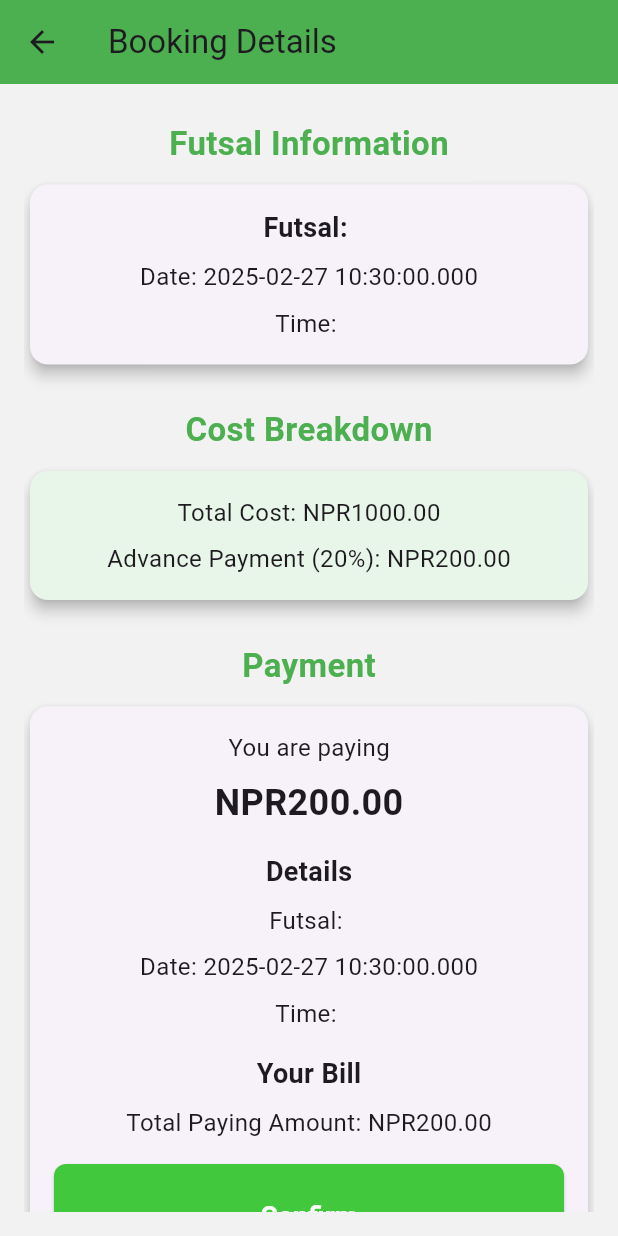
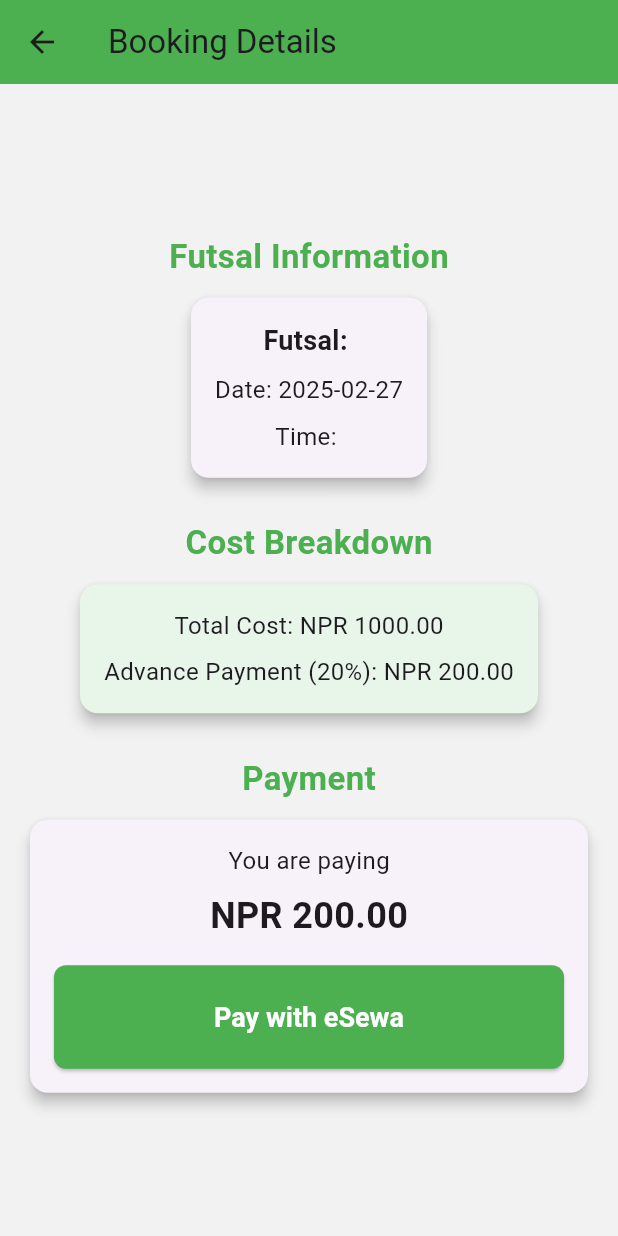
Before and after one commit to Dinesh-jrr/Futsal-Booking-System, a Flutter app: the BookNow screen opened directly with empty values, on a phone screen of 412 x 824 dp. Run offline on Flutter 3.47's test engine with Material 3 defaults, Android fonts, the phone set to English and light mode, and no system bars; our stand-ins replace flutter_rating_bar, google_maps_flutter, shared_preferences, table_calendar; accounts and stored records are empty.

Commit message:
esewa payment gateway integration

```diff
--- /dev/null
+++ b/external_sdk/esewa_sdk/esewa_flutter_sdk/esewa_flutter_sdk/lib/constants.dart
@@ -0,0 +1,6 @@
+const String ARGS_KEY_CONFIG = 'config';
+const String ARGS_KEY_PAYMENT = 'payment';
+const String METHOD_CHANNEL_NAME = 'flutter_sdk_channel';
+const String PAYMENT_METHOD_SUCCESS = 'payment_success';
+const String PAYMENT_METHOD_FAILURE = 'payment_failure';
+const String PAYMENT_METHOD_CANCELLATION = 'payment_cancellation';
--- /dev/null
+++ b/external_sdk/esewa_sdk/esewa_flutter_sdk/esewa_flutter_sdk/lib/esewa_config.dart
@@ -0,0 +1,28 @@
+import 'package:flutter/material.dart';
+
+class EsewaConfig {
+  final String clientId;
+  final String secretId;
+  final Environment environment;
+
+  EsewaConfig({
+    required this.clientId,
+    required this.secretId,
+    required this.environment,
+  });
+
+}
+
+extension ConfigExt on EsewaConfig {
+  Map<String, dynamic> toMap() => {
+        "client_id": this.clientId,
+        "client_secret": this.secretId,
+        "environment": this.environment.parse(),
+      };
+}
+
+enum Environment { test, live }
+
+extension EnvExt on Environment {
+  String parse() => this == Environment.live ? 'live' : 'test';
+}
--- /dev/null
+++ b/external_sdk/esewa_sdk/esewa_flutter_sdk/esewa_flutter_sdk/lib/esewa_flutter_sdk.dart
@@ -0,0 +1,70 @@
+import 'dart:convert';
+import 'dart:io';
+import 'package:esewa_flutter_sdk/esewa_config.dart';
+import 'package:esewa_flutter_sdk/esewa_payment.dart';
+import 'package:esewa_flutter_sdk/esewa_payment_success_result.dart';
+import 'package:flutter/services.dart';
+import 'constants.dart';
+
+class EsewaFlutterSdk {
+  static const MethodChannel _channel =
+      const MethodChannel(METHOD_CHANNEL_NAME);
+
+  static void showToast(String message) {
+    _channel.invokeMethod('showToast', {"message": message});
+  }
+
+  static void initPayment({
+    required EsewaConfig esewaConfig,
+    required EsewaPayment esewaPayment,
+    required Function(EsewaPaymentSuccessResult) onPaymentSuccess,
+    required Function onPaymentFailure,
+    required Function onPaymentCancellation,
+  }) {
+    _channel.invokeMethod(
+        'initPayment', _buildArgs(esewaConfig, esewaPayment));
+    _channel.setMethodCallHandler((call) async {
+      switch (call.method) {
+        case PAYMENT_METHOD_SUCCESS:
+          print(":::METHOD CALL RESULT SUCCESS");
+          final Map<String, dynamic> result;
+          if (Platform.isIOS) {
+            result = Map<String, dynamic>.from(call.arguments);
+          } else {
+            result = json.decode(call.arguments);
+          }
+          final EsewaPaymentSuccessResult paymentResult = EsewaPaymentSuccessResult(
+            productId: result["productID"] ?? result["productId"],
+            productName: result["productName"],
+            totalAmount: result["totalAmount"],
+            environment: result["environment"],
+            code: result["code"],
+            merchantName: result["merchantName"],
+            message: result["message"]["successMessage"],
+            status: result["transactionDetails"]["status"],
+            date: result["transactionDetails"]["date"],
+            refId: result["transactionDetails"]["referenceId"],
+          );
+          onPaymentSuccess(paymentResult);
+          break;
+        case PAYMENT_METHOD_FAILURE:
+          print(":::METHOD CALL RESULT FAILURE");
+          onPaymentFailure(call.arguments);
+          break;
+        case PAYMENT_METHOD_CANCELLATION:
+          print(":::METHOD CALL RESULT CANCELLATION");
+          onPaymentCancellation(call.arguments);
+          break;
+      }
+    });
+  }
+
+  static Map<String, dynamic> _buildArgs(
+    EsewaConfig esewaConfig,
+    EsewaPayment esewaPayment,
+  ) =>
+      {
+        ARGS_KEY_CONFIG: esewaConfig.toMap(),
+        ARGS_KEY_PAYMENT: esewaPayment.toMap(),
+      };
+}
--- /dev/null
+++ b/external_sdk/esewa_sdk/esewa_flutter_sdk/esewa_flutter_sdk/lib/esewa_payment.dart
@@ -0,0 +1,27 @@
+import 'package:flutter/foundation.dart';
+
+class EsewaPayment {
+  final String productId;
+  final String productName;
+  final String productPrice;
+  final String callbackUrl;
+  final String? ebpNo;
+
+  EsewaPayment({
+    required this.productId,
+    required this.productName,
+    required this.productPrice,
+    required this.callbackUrl,
+    this.ebpNo
+  });
+}
+
+extension PaymentExt on EsewaPayment {
+  Map<String, dynamic> toMap() => {
+        "product_id": this.productId,
+        "product_name": this.productName,
+        "product_price": this.productPrice,
+        "callback_url": this.callbackUrl,
+        "ebp_no" : ebpNo
+      };
+}
--- /dev/null
+++ b/external_sdk/esewa_sdk/esewa_flutter_sdk/esewa_flutter_sdk/lib/esewa_payment_success_result.dart
@@ -0,0 +1,76 @@
+import 'dart:convert';
+
+import 'dart:io';
+
+EsewaPaymentSuccessResult esewaPaymentResultFromJson(String str) =>
+    EsewaPaymentSuccessResult.fromJson(json.decode(str));
+
+String esewaPaymentResultToJson(EsewaPaymentSuccessResult data) =>
+    json.encode(data.toJson());
+
+class EsewaPaymentSuccessResult {
+  EsewaPaymentSuccessResult({
+    required this.productId,
+    required this.productName,
+    required this.totalAmount,
+    required this.environment,
+    required this.code,
+    required this.merchantName,
+    required this.message,
+    required this.date,
+    required this.status,
+    required this.refId,
+  });
+
+  String productId;
+  String productName;
+  String totalAmount;
+  String environment;
+  String code;
+  String merchantName;
+  String message;
+  String date;
+  String status;
+  String refId;
+
+  factory EsewaPaymentSuccessResult.fromJson(Map<String, dynamic> json) =>
+      EsewaPaymentSuccessResult(
+        productId: json["productID"] ?? json["productId"],
+        productName: json["productName"],
+        totalAmount: json["totalAmount"],
+        environment: json["environment"],
+        code: json["code"],
+        merchantName: json["merchantName"],
+        message: json["message"],
+        date: json["date"],
+        status: json["status"],
+        refId: json["referenceId"],
+      );
+
+  Map<String, dynamic> toJson() => {
+        "productId": productId,
+        "productName": productName,
+        "totalAmount": totalAmount,
+        "environment": environment,
+        "code": code,
+        "merchantName": merchantName,
+        "message": message,
+        "date": date,
+        "status": status,
+        "refId": refId,
+      };
+
+  @override
+  String toString()=>'''
+        "productId": $productId,
+        "productName": $productName,
+        "totalAmount": $totalAmount,
+        "environment": $environment,
+        "code": $code,
+        "merchantName": $merchantName,
+        "message": $message,
+        "date": $date,
+        "status": $status,
+        "refId": $refId,
+  ''';
+}
--- /dev/null
+++ b/lib/common/esewa.dart
@@ -0,0 +1,2 @@
+const kEsewaClientId = 'JB0BBQ4aD0UqIThFJwAKBgAXEUkEGQUBBAwdOgABHD4DChwUAB0R' ;
+const kEsewaSecretKey = 'BhwIWQQADhIYSxILExMcAgFXFhcOBwAKBgAXEQ==' ;
--- a/lib/presentation/Main_Pages/HomePage/bookNow.dart
+++ b/lib/presentation/Main_Pages/HomePage/bookNow.dart
@@ -1,5 +1,78 @@
+import 'dart:convert';
 import 'package:flutter/material.dart';
-import 'package:user/core/config/theme/app_colors.dart';
+import 'package:esewa_flutter_sdk/esewa_flutter_sdk.dart'; // Corrected import
+import 'package:esewa_flutter_sdk/esewa_config.dart';
+import 'package:esewa_flutter_sdk/esewa_payment.dart';
+import 'package:esewa_flutter_sdk/esewa_payment_success_result.dart';
+import 'package:http/http.dart' as http;
+
+// Define the response structure for eSewa transaction verification
+class EsewaPaymentSuccessResponse {
+  final String productId;
+  final String productName;
+  final String totalAmount;
+  final String code;
+  final Message message;
+  final TransactionDetails transactionDetails;
+  final String merchantName;
+
+  EsewaPaymentSuccessResponse({
+    required this.productId,
+    required this.productName,
+    required this.totalAmount,
+    required this.code,
+    required this.message,
+    required this.transactionDetails,
+    required this.merchantName,
+  });
+
+  // Method to parse the JSON response
+  factory EsewaPaymentSuccessResponse.fromJson(Map<String, dynamic> json) {
+    return EsewaPaymentSuccessResponse(
+      productId: json['productId'],
+      productName: json['productName'],
+      totalAmount: json['totalAmount'],
+      code: json['code'],
+      message: Message.fromJson(json['message']),
+      transactionDetails: TransactionDetails.fromJson(json['transactionDetails']),
+      merchantName: json['merchantName'],
+    );
+  }
+}
+
+class Message {
+  final String technicalSuccessMessage;
+  final String successMessage;
+
+  Message({required this.technicalSuccessMessage, required this.successMessage});
+
+  factory Message.fromJson(Map<String, dynamic> json) {
+    return Message(
+      technicalSuccessMessage: json['technicalSuccessMessage'],
+      successMessage: json['successMessage'],
+    );
+  }
+}
+
+class TransactionDetails {
+  final String date;
+  final String referenceId;
+  final String status;
+
+  TransactionDetails({
+    required this.date,
+    required this.referenceId,
+    required this.status,
+  });
+
+  factory TransactionDetails.fromJson(Map<String, dynamic> json) {
+    return TransactionDetails(
+      date: json['date'],
+      referenceId: json['referenceId'],
+      status: json['status'],
+    );
+  }
+}
 
 class BookNow extends StatelessWidget {
   final String futsalName;
@@ -35,7 +108,7 @@ class BookNow extends StatelessWidget {
                 _buildSectionHeader('Futsal Information'),
                 _buildInfoCard(
                   title: 'Futsal: $futsalName',
-                  subtitle: 'Date: ${selectedDay.toLocal()}',
+                  subtitle: 'Date: ${selectedDay.toLocal().toString().split(' ')[0]}',
                   content: 'Time: $selectedTimeSlot',
                 ),
                 SizedBox(height: 16),
@@ -70,9 +143,7 @@ class BookNow extends StatelessWidget {
   }
 
   Widget _buildInfoCard({required String title, required String subtitle, required String content}) {
-    return Container(
-      width: double.infinity, // Increased width
-      child: Card(
+    return Card(
       elevation: 4,
       shape: RoundedRectangleBorder(
         borderRadius: BorderRadius.circular(12),
@@ -90,14 +161,11 @@ class BookNow extends StatelessWidget {
           ],
         ),
       ),
-      ),
     );
   }
 
   Widget _buildCostCard({required double totalCost, required double advancePayment}) {
-    return Container(
-      width: double.infinity, // Increased width
-      child: Card(
+    return Card(
       elevation: 4,
       shape: RoundedRectangleBorder(
         borderRadius: BorderRadius.circular(12),
@@ -108,20 +176,17 @@ class BookNow extends StatelessWidget {
         child: Column(
           crossAxisAlignment: CrossAxisAlignment.center,
           children: [
-              Text('Total Cost: \NPR${totalCost.toStringAsFixed(2)}', style: TextStyle(fontSize: 16)),
+            Text('Total Cost: NPR ${totalCost.toStringAsFixed(2)}', style: TextStyle(fontSize: 16)),
             SizedBox(height: 8),
-              Text('Advance Payment (20%): \NPR${advancePayment.toStringAsFixed(2)}', style: TextStyle(fontSize: 16)),
+            Text('Advance Payment (20%): NPR ${advancePayment.toStringAsFixed(2)}', style: TextStyle(fontSize: 16)),
           ],
-          ),
         ),
       ),
     );
   }
 
   Widget _buildPaymentConfirmation(BuildContext context, double advancePayment) {
-  return Container(
-    width: double.infinity, // Increased width
-    child: Card(
+    return Card(
       elevation: 4,
       shape: RoundedRectangleBorder(
         borderRadius: BorderRadius.circular(12),
@@ -133,52 +198,24 @@ class BookNow extends StatelessWidget {
           children: [
             Text('You are paying', style: TextStyle(fontSize: 16)),
             SizedBox(height: 8),
-            Text('\NPR${advancePayment.toStringAsFixed(2)}', style: TextStyle(fontSize: 24, fontWeight: FontWeight.bold)),
+            Text('NPR ${advancePayment.toStringAsFixed(2)}', style: TextStyle(fontSize: 24, fontWeight: FontWeight.bold)),
             SizedBox(height: 16),
-            Text('Details', style: TextStyle(fontSize: 18, fontWeight: FontWeight.bold)),
-            SizedBox(height: 8),
-            Text('Futsal: $futsalName', style: TextStyle(fontSize: 16)),
-            SizedBox(height: 8),
-            Text('Date: ${selectedDay.toLocal()}', style: TextStyle(fontSize: 16)),
-            SizedBox(height: 8),
-            Text('Time: $selectedTimeSlot', style: TextStyle(fontSize: 16)),
-            SizedBox(height: 16),
-            Text('Your Bill', style: TextStyle(fontSize: 18, fontWeight: FontWeight.bold)),
-            SizedBox(height: 8),
-            Text('Total Paying Amount: \NPR${advancePayment.toStringAsFixed(2)}', style: TextStyle(fontSize: 16)),
-            SizedBox(height: 16),
-            // Wrap the button in a SizedBox to set width
             SizedBox(
-              width: double.infinity, // Set width to fill the parent container
+              width: double.infinity,
               child: ElevatedButton(
                 onPressed: () {
-                  showDialog(
-                    context: context,
-                    builder: (context) => AlertDialog(
-                      title: const Text("Payment Confirmed", style: TextStyle(color: Colors.green)),
-                      content: const Text("Your advance payment has been received."),
-                      actions: <Widget>[
-                        TextButton(
-                          onPressed: () {
-                            Navigator.pop(context);
-                          },
-                          child: const Text("OK"),
-                        ),
-                      ],
-                    ),
-                  );
+                  handlePayment(context, advancePayment);
                 },
                 style: ElevatedButton.styleFrom(
-                  backgroundColor: AppColors.primary,
+                  backgroundColor: Colors.green,
                   padding: const EdgeInsets.symmetric(vertical: 24.0),
                   shape: RoundedRectangleBorder(
                     borderRadius: BorderRadius.circular(8.0),
                   ),
                 ),
                 child: const Text(
-                  "Confirm",
+                  "Pay with eSewa",
                   style: TextStyle(
-                    fontFamily: 'Roboto',
                     fontSize: 18,
                     fontWeight: FontWeight.bold,
                     color: Colors.white,
@@ -189,7 +226,97 @@ class BookNow extends StatelessWidget {
           ],
         ),
       ),
-    ),
     );
   }
+
+  Future<void> handlePayment(BuildContext context, double amount) async {
+    try {
+      // Initialize eSewa SDK with your client ID, secret key, and environment
+      EsewaFlutterSdk.initPayment(
+        esewaConfig: EsewaConfig(
+          environment: Environment.test, // Use Environment.live for production
+          clientId: "YourClientID", // Replace with your client ID
+          secretId: "YourSecretKey", // Replace with your secret key
+        ),
+        esewaPayment: EsewaPayment(
+          productId: "1d71jd81", // Unique booking ID
+          productName: "Futsal Booking",
+          productPrice: amount.toString(),
+          callbackUrl: "https://your-backend.com/payment/callback",
+        ),
+        onPaymentSuccess: (EsewaPaymentSuccessResult data) {
+          debugPrint(":::SUCCESS::: => $data");
+          verifyTransactionStatus(data);
+        },
+        onPaymentFailure: (data) {
+          debugPrint(":::FAILURE::: => $data");
+        },
+        onPaymentCancellation: (data) {
+          debugPrint(":::CANCELLATION::: => $data");
+        },
+      );
+    } on Exception catch (e) {
+      debugPrint("EXCEPTION : ${e.toString()}");
     }
+  }
+
+  void verifyTransactionStatus(EsewaPaymentSuccessResult result) async {
+    try {
+      var response = await callVerificationApi(result);
+
+      if (response.statusCode == 200) {
+        var map = jsonDecode(response.body);
+        final sucResponse = EsewaPaymentSuccessResponse.fromJson(map);
+
+        debugPrint("Response Code => ${sucResponse.code}");
+        debugPrint("Merchant Name => ${sucResponse.merchantName}");
+        debugPrint("Transaction Status => ${sucResponse.transactionDetails.status}");
+
+        if (sucResponse.transactionDetails.status == 'COMPLETE') {
+          await updateBookingStatus();
+        } else {
+          debugPrint("Payment Verification Failed");
+        }
+      } else {
+        debugPrint("Transaction Verification API failed with status: ${response.statusCode}");
+      }
+    } catch (e) {
+      debugPrint("Transaction Verification Failed: $e");
+    }
+  }
+
+  Future<http.Response> callVerificationApi(EsewaPaymentSuccessResult result) async {
+    final url = Uri.parse('https://rc.esewa.com.np/mobile/transaction?txnRefId=${result.refId}');
+
+    final response = await http.get(
+      url,
+      headers: {
+        "merchantId": "your_merchant_id", // Your actual merchant ID
+        "merchantSecret": "your_merchant_secret", // Your actual merchant secret
+        "Content-Type": "application/json",
+      },
+    );
+
+    return response;
+  }
+
+  Future<void> updateBookingStatus() async {
+    final url = Uri.parse("http://localhost:5000/api/bookings/update"); // Replace with your backend URL
+    final response = await http.post(
+      url,
+      headers: {"Content-Type": "application/json"},
+      body: jsonEncode({
+        "futsalName": futsalName,
+        "date": selectedDay.toIso8601String(),
+        "timeSlot": selectedTimeSlot,
+        "paymentStatus": "confirmed",
+      }),
+    );
+
+    if (response.statusCode == 200) {
+      print("Booking status updated successfully.");
+    } else {
+      print("Failed to update booking status.");
+    }
+  }
+}
--- a/pubspec.yaml
+++ b/pubspec.yaml
@@ -14,7 +14,9 @@ dependencies:
   table_calendar: ^3.0.9
   google_maps_flutter: ^2.5.0
   cached_network_image: ^3.3.0
-  esewa_flutter_sdk: ^2.0.1
+
+  esewa_flutter_sdk:
+    path: C:/Users/97798/OneDrive/Desktop/Futsal Booking System/User/external_sdk/esewa_sdk/esewa_flutter_sdk/esewa_flutter_sdk
   geolocator: ^10.1.0
   flutter_rating_bar: ^4.0.1
   flutter_svg: ^1.0.0  # Specify the version for SVG handling
@@ -23,7 +25,7 @@ dependencies:
   http: ^1.3.0  # Add this for making HTTP requests to your backend
   shared_preferences: ^2.0.15  # Add this to store data locally (e.g., user login status)
   flutter_secure_storage: ^5.0.2  # Add for securely storing sensitive data (e.g., tokens)
-  esewa_pnp: ^2.0.1
+
 
 dev_dependencies:
   flutter_test:
```
Also changed, not shown: external_sdk/esewa_sdk/esewa_flutter_sdk/READ ME.txt (added, +264 -0 lines), external_sdk/esewa_sdk/esewa_flutter_sdk/esewa_flutter_sdk/lib/payment_failure.dart (added, +7 -0 lines), external_sdk/esewa_sdk/esewa_flutter_sdk/esewa_flutter_sdk/pubspec.yaml (added, +27 -0 lines), external_sdk/esewa_sdk/esewa_flutter_sdk/esewa_flutter_sdk/pubspec.lock (added), pubspec.lock, 186 other files. Lines whose indentation alone changed are shown as unchanged.
